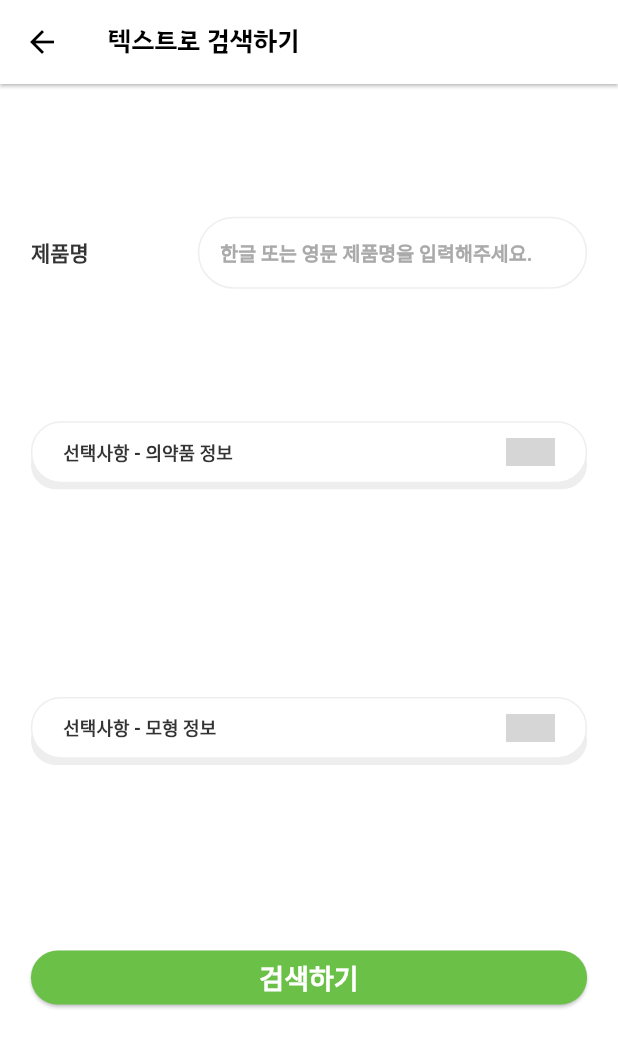
After one commit to Dongguk-Univ-Drugs/pillology, a Flutter app: the TextSearch screen opened directly, on a phone screen of 412 x 824 dp. The commit adds this screen. Shown: the top 1048 px of the screen. Run offline on Flutter 3.47's test engine with Material 2 defaults, Android fonts, the phone set to English and light mode, and no system bars; our stand-ins replace camera, dotted_border, image_picker; missing offline and left inert: imagebutton; statements that could not run were skipped; grey boxes are pictures that could not be loaded.

Commit message:
텍스트로 검색하기 제형, 모양 제외 완료
1. cd ios && pod install
2. flutter pub get

필수

```diff
--- a/pill/lib/components/body/home/search/camera.dart
+++ b/pill/lib/components/body/home/search/photo/camera.dart
@@ -6,7 +6,7 @@ import 'package:dotted_border/dotted_border.dart';
 import 'package:flutter/material.dart';
 import 'package:path/path.dart' show join;
 import 'package:path_provider/path_provider.dart';
-import 'package:pill/components/body/home/search/photo_main.dart';
+import 'package:pill/components/body/home/search/photo/photo_main.dart';
 import 'package:pill/components/loading.dart';
 import 'package:pill/model/provider.dart';
 import 'package:pill/utility/palette.dart';
@@ -184,7 +184,7 @@ class CameraState extends State<Camera> {
                                           await _controller.takePicture().then(
                                               (XFile file) =>
                                                   savedPath = file.path);
-
+                                          // 1080 p
                                           // 사진을 촬영하면, 새로운 화면으로 넘어갑니다.
                                           PhotoSearchImageStore storage = Provider.of<PhotoSearchImageStore>(context, listen: false);
                                           storage.store(savedPath, widget.isFront ? 0 : 1);
--- a/pill/lib/components/body/home/search/photo_main.dart
+++ b/pill/lib/components/body/home/search/photo/photo_main.dart
@@ -6,7 +6,7 @@ import 'package:pill/components/body/home/search/result.dart';
 import 'package:pill/components/header/header.dart';
 import 'package:pill/model/provider.dart';
 import 'package:pill/utility/box_decoration.dart';
-import 'package:pill/components/body/home/search/camera.dart';
+import 'package:pill/components/body/home/search/photo/camera.dart';
 import 'package:pill/utility/palette.dart';
 import 'package:pill/utility/textify.dart';
 import 'package:provider/provider.dart';
--- /dev/null
+++ b/pill/lib/components/body/home/search/text/text_data.dart
@@ -0,0 +1,37 @@
+import 'package:flutter/material.dart';
+
+var textInfoSubDropDownItem = <Text>[
+  Text('100-신경계감각기관용 의약품'),
+  Text('200-개개의 기관계용 의약품'),
+  Text('300-대사성 의약품'),
+  Text('400-조직세포의 기능용 의약품'),
+  Text('600-항병원생물성 의약품'),
+  Text('700-치료를 주목적으로 하지않는 의약품'),
+  Text('800-마약')
+];
+var textInfoSubDropDownItem2 = <Text>[
+  Text('전체'),
+  Text('전문'),
+  Text('일반'),
+];
+var shapeInfoSubDropDownItemColor = <Color>[
+  Colors.green,
+  Colors.red,
+  Colors.greenAccent,
+  Colors.cyan,
+  Colors.purple,
+  Colors.yellow,
+  Colors.blue,
+  Colors.black,
+  Colors.brown,
+  Colors.orange,
+  Colors.teal,
+  Colors.purpleAccent,
+  Colors.blueGrey,
+  Colors.tealAccent,
+  Colors.deepOrangeAccent,
+  Colors.lightBlueAccent
+];
+var shapeInfoSubDropDownItemShape = [
+
+];
--- /dev/null
+++ b/pill/lib/components/body/home/search/text/text_main.dart
@@ -0,0 +1,475 @@
+import 'dart:io';
+
+import 'package:flutter/cupertino.dart';
+import 'package:flutter/material.dart';
+import 'package:pill/components/body/home/search/text/text_data.dart';
+import 'package:pill/components/header/header.dart';
+import 'package:pill/utility/box_decoration.dart';
+import 'package:pill/utility/input_decoration.dart';
+import 'package:pill/utility/palette.dart';
+import 'package:pill/utility/textify.dart';
+
+class TextSearch extends StatefulWidget {
+  @override
+  _TextSearchState createState() => _TextSearchState();
+}
+
+class _TextSearchState extends State<TextSearch> {
+  final _scrollController = ScrollController();
+  final pillNameController = TextEditingController();
+
+  // 선택사항 - 의약품 정보 -> total
+  var textInfoJson = <String, String>{
+    "성분명": "",
+    "회사명": "",
+    "제품코드": "",
+    "복지부분류": "",
+    "구분": ""
+  };
+  var optionTextOpen = false;
+
+  // 선택사항 - 모양 정보 -> total
+  var shapeInfoJson = <String, dynamic>{
+    '식별표시앞': '',
+    '식별표시뒤': '',
+    '제형': '',
+    '모양': '',
+    '색상': ''
+  };
+  var optionShapeOpen = false;
+
+  @override
+  void initState() {
+    super.initState();
+  }
+
+  void openOptions(int index) {
+    if (index == 0) {
+      setState(() {
+        optionTextOpen = !optionTextOpen;
+      });
+    } else {
+      setState(() {
+        optionShapeOpen = !optionShapeOpen;
+      });
+    }
+  }
+
+  @override
+  Widget build(BuildContext context) {
+    return Scaffold(
+        appBar: customHeader(makeAppTitle("텍스트로 검색하기")),
+        body: SingleChildScrollView(
+          controller: _scrollController,
+          child: GestureDetector(
+            onTap: () => FocusScope.of(context).requestFocus(new FocusNode()),
+            child: Container(
+                width: MediaQuery.of(context).size.width,
+                height: MediaQuery.of(context).size.height,
+                color: Colors.white,
+                padding:
+                    EdgeInsets.all(MediaQuery.of(context).size.width * 0.05),
+                child: Column(
+                    mainAxisAlignment: MainAxisAlignment.start,
+                    crossAxisAlignment: CrossAxisAlignment.stretch,
+                    children: [
+                      // blankBox(flex: 1),
+                      // 제품명 -> 필수사항
+                      Expanded(
+                          flex: 1,
+                          child: inputFormRowItem(
+                              '제품명',
+                              TextFormField(
+                                controller: pillNameController,
+                                decoration:
+                                    inputDecoration('한글 또는 영문 제품명을 입력해주세요.'),
+                              ))),
+
+                      // > 선택사항 - 의약품 정보
+                      // 성분명
+                      // 제조회사명
+                      // 제품코드
+                      // 복지부분류 - 100 ~ 800
+                      // 구분 : 전체, 전문, 일반
+                      Expanded(
+                        flex: !optionTextOpen ? 1 : 6,
+                        // height: MediaQuery.of(context).size.height * 0.3,
+                        child: Stack(
+                          children: [
+                            AnimatedPositioned(
+                              curve: Curves.fastOutSlowIn,
+                              width: MediaQuery.of(context).size.width * 0.9,
+                              height: !optionTextOpen
+                                  ? MediaQuery.of(context).size.width * 0.08
+                                  : MediaQuery.of(context).size.height * 0.3,
+                              duration: Duration(milliseconds: 500),
+                              top: !optionTextOpen
+                                  ? MediaQuery.of(context).size.width * 0.08
+                                  : MediaQuery.of(context).size.width * 0.12,
+                              child: optionalInfoTextContent(context),
+                            ),
+                            Positioned(
+                                width: MediaQuery.of(context).size.width * 0.9,
+                                height:
+                                    MediaQuery.of(context).size.height * 0.1,
+                                top: 0.0,
+                                child: optionalInfoText(context)),
+                          ],
+                        ),
+                      ),
+                      // !optionTextOpen
+                      //     ? SizedBox()
+                      //     : Expanded(
+                      //         flex: 3, child: optionalInfoTextContent(context)),
+                      // > 선택사항 - 약품 모형 정보
+                      // 식별표시 앞
+                      // 식별표시 뒤
+                      // 제형 : 정제, 경질캡슐, 연질캡슐
+                      // 모양 : 11개
+                      // 색상 : 16가지
+                      // 마크 : 픽토그램
+                      Expanded(
+                        flex: !optionShapeOpen ? 1 : 6,
+                        // height: MediaQuery.of(context).size.height * 0.3,
+                        child: Stack(
+                          children: [
+                            AnimatedPositioned(
+                              curve: Curves.fastOutSlowIn,
+                              width: MediaQuery.of(context).size.width * 0.9,
+                              height: !optionShapeOpen
+                                  ? MediaQuery.of(context).size.width * 0.08
+                                  : MediaQuery.of(context).size.height * 0.3,
+                              duration: Duration(milliseconds: 500),
+                              top: !optionShapeOpen
+                                  ? MediaQuery.of(context).size.width * 0.08
+                                  : MediaQuery.of(context).size.width * 0.16,
+                              child: optionalInfoShapeContent(context),
+                            ),
+                            Positioned(
+                                width: MediaQuery.of(context).size.width * 0.9,
+                                height:
+                                    MediaQuery.of(context).size.height * 0.1,
+                                top: 0.0,
+                                child: optionalInfoShape(context)),
+                          ],
+                        ),
+                      ),
+                      // 검색하기
+
+                      ElevatedButton(
+                        style: ElevatedButton.styleFrom(
+                            elevation: 1.0,
+                            shape: RoundedRectangleBorder(
+                              borderRadius: BorderRadius.circular(20.0),
+                            ),
+                            primary: colorThemeGreen),
+                        child: makeBoldTitle(
+                            title: '검색하기', size: 18.0, color: Colors.white),
+                        onPressed: () => print(textInfoJson.toString() +
+                            '\n' +
+                            shapeInfoJson.toString()),
+                      ),
+                      blankBox(flex: 1)
+                    ])),
+          ),
+        ));
+  }
+
+  Widget optionalInfoText(BuildContext context) {
+    return GestureDetector(
+        onTap: () => openOptions(0),
+        child: Container(
+            margin: EdgeInsets.symmetric(
+                vertical: MediaQuery.of(context).size.width * 0.05),
+            padding: EdgeInsets.symmetric(
+                horizontal: MediaQuery.of(context).size.width * 0.05,
+                vertical: MediaQuery.of(context).size.width * 0.025),
+            decoration: boxDecorationNoShadow(),
+            child: Row(
+              mainAxisAlignment: MainAxisAlignment.spaceBetween,
+              crossAxisAlignment: CrossAxisAlignment.center,
+              children: [
+                Expanded(
+                    flex: 7,
+                    child:
+                        makeSemiTitle(title: '선택사항 - 의약품 정보', color: color333)),
+                blankBox(flex: 2),
+                Expanded(
+                    flex: 1,
+                    child: ImageIcon(AssetImage(!optionTextOpen
+                        ? 'assets/icons/chevron-forward-outline.png'
+                        : 'assets/icons/chevron-down-outline.png')))
+              ],
+            )));
+  }
+
+  Widget optionalInfoTextContent(BuildContext context) {
+    return Container(
+      padding: EdgeInsets.symmetric(
+          horizontal: MediaQuery.of(context).size.width * 0.05,
+          vertical: MediaQuery.of(context).size.width * 0.025),
+      decoration: boxDecorationNoShadow(color: colorEEE),
+      alignment: Alignment.center,
+      child: ListView.builder(
+        itemCount: textInfoJson.keys.toList().length,
+        shrinkWrap: true,
+        itemBuilder: (context, index) {
+          if (textInfoJson.keys.elementAt(index) == '복지부분류') {
+            return inputFormRowItem(
+                textInfoJson.keys.elementAt(index),
+                TextButton(
+                  onPressed: () => _showPicker(
+                      context, textInfoJson, index, textInfoSubDropDownItem),
+                  child: makeSemiTitle(
+                      title: textInfoJson[textInfoJson.keys.elementAt(index)]),
+                  style: TextButton.styleFrom(
+                      backgroundColor: Colors.white,
+                      shape: RoundedRectangleBorder(
+                          borderRadius: BorderRadius.circular(20.0)),
+                      primary: colorThemeGreen),
+                ));
+          } else if (textInfoJson.keys.elementAt(index) == '구분') {
+            return inputFormRowItem(
+                textInfoJson.keys.elementAt(index),
+                TextButton(
+                  onPressed: () => _showPicker(
+                      context, textInfoJson, index, textInfoSubDropDownItem2),
+                  child: makeSemiTitle(
+                      title: textInfoJson[textInfoJson.keys.elementAt(index)]),
+                  style: TextButton.styleFrom(
+                      backgroundColor: Colors.white,
+                      shape: RoundedRectangleBorder(
+                          borderRadius: BorderRadius.circular(20.0)),
+                      primary: colorThemeGreen),
+                ));
+          } else {
+            return inputFormRowItem(
+                textInfoJson.keys.elementAt(index),
+                TextFormField(
+                  decoration: inputDecoration(
+                      textInfoJson.keys.elementAt(index) + " 를 입력해주세요."),
+                  onChanged: (value) {
+                    setState(() {
+                      textInfoJson[textInfoJson.keys
+                          .elementAt(index)
+                          .toString()] = value;
+                    });
+                  },
+                ));
+          }
+        },
+      ),
+    );
+  }
+
+  Widget optionalInfoShape(BuildContext context) {
+    return GestureDetector(
+        onTap: () => openOptions(1),
+        child: Container(
+            margin: EdgeInsets.symmetric(
+                vertical: MediaQuery.of(context).size.width * 0.05),
+            padding: EdgeInsets.symmetric(
+                horizontal: MediaQuery.of(context).size.width * 0.05,
+                vertical: MediaQuery.of(context).size.width * 0.025),
+            decoration: boxDecorationNoShadow(),
+            child: Row(
+              mainAxisAlignment: MainAxisAlignment.spaceBetween,
+              crossAxisAlignment: CrossAxisAlignment.center,
+              children: [
+                Expanded(
+                    flex: 7,
+                    child:
+                        makeSemiTitle(title: '선택사항 - 모형 정보', color: color333)),
+                blankBox(flex: 2),
+                Expanded(
+                    flex: 1,
+                    child: ImageIcon(AssetImage(!optionShapeOpen
+                        ? 'assets/icons/chevron-forward-outline.png'
+                        : 'assets/icons/chevron-down-outline.png')))
+              ],
+            )));
+  }
+
+  Widget optionalInfoShapeContent(BuildContext context) {
+    return Container(
+      padding: EdgeInsets.symmetric(
+          horizontal: MediaQuery.of(context).size.width * 0.05,
+          vertical: MediaQuery.of(context).size.width * 0.025),
+      decoration: boxDecorationNoShadow(color: colorEEE),
+      alignment: Alignment.center,
+      child: ListView.builder(
+        itemCount: shapeInfoJson.keys.toList().length,
+        shrinkWrap: true,
+        itemBuilder: (context, index) {
+          if (shapeInfoJson.keys.elementAt(index) == '색상') {
+            return inputFormRowItem(
+                shapeInfoJson.keys.elementAt(index),
+                TextButton(
+                  onPressed: () => _showBottomSheetColorPicker(context),
+                  child: makeSemiTitle(
+                      title:
+                          shapeInfoJson[shapeInfoJson.keys.elementAt(index)]),
+                  style: TextButton.styleFrom(
+                      backgroundColor: Colors.white,
+                      shape: RoundedRectangleBorder(
+                          borderRadius: BorderRadius.circular(20.0)),
+                      primary: colorThemeGreen),
+                ));
+          } else {
+            return inputFormRowItem(
+                shapeInfoJson.keys.elementAt(index),
+                TextFormField(
+                  decoration: inputDecoration(
+                      shapeInfoJson.keys.elementAt(index) + " 를 입력해주세요."),
+                  onChanged: (value) {
+                    setState(() {
+                      shapeInfoJson[shapeInfoJson.keys.elementAt(index)] =
+                          value;
+                    });
+                  },
+                ));
+          }
+        },
+      ),
+    );
+  }
+
+  _showPicker(BuildContext context, Map<String, String> data, int index,
+      final itemData) {
+    if (Platform.isIOS) {
+      showCupertinoModalPopup(
+          context: context,
+          builder: (_) => Container(
+                width: MediaQuery.of(context).size.width,
+                height: MediaQuery.of(context).size.width * 0.8,
+                decoration: BoxDecoration(
+                    color: Colors.white,
+                    borderRadius: BorderRadius.only(
+                        topLeft: Radius.circular(20),
+                        topRight: Radius.circular(20))),
+                child: inputFromDropDown(data, index, itemData),
+              ));
+    } else {
+      return showModalBottomSheet(
+          context: context,
+          builder: (_) => Container(
+                width: MediaQuery.of(context).size.width,
+                height: MediaQuery.of(context).size.width * 0.8,
+                decoration: BoxDecoration(
+                    color: Colors.white,
+                    borderRadius: BorderRadius.only(
+                        topLeft: Radius.circular(20),
+                        topRight: Radius.circular(20))),
+                child: inputFromDropDown(data, index, itemData),
+              ));
+    }
+  }
+
+  _showBottomSheetColorPicker(BuildContext context) {
+    showModalBottomSheet(
+      backgroundColor: Color(0x00000000),
+      context: context,
+      builder: optionalInfoShapeContentColorPicker
+      );
+  }
+
+  Widget optionalInfoShapeContentColorPicker(BuildContext context) {
+    return Container(
+              width: MediaQuery.of(context).size.width,
+              height: MediaQuery.of(context).size.height * 0.6,
+              decoration: BoxDecoration(
+                  color: Colors.white,
+                  borderRadius: BorderRadius.only(
+                      topLeft: Radius.circular(20),
+                      topRight: Radius.circular(20))),
+              padding: EdgeInsets.all(20.0),
+              child: Column(
+                mainAxisAlignment: MainAxisAlignment.center,
+                crossAxisAlignment: CrossAxisAlignment.start,
+                children: [
+                  makeBoldTitle(title: '색상 고르기', size: 16.0, color: color333),
+                  SizedBox(height: 20.0,),
+                  GridView.builder(
+                    scrollDirection: Axis.vertical,
+                    itemCount: shapeInfoSubDropDownItemColor.length,
+                    gridDelegate: SliverGridDelegateWithFixedCrossAxisCount(
+                        crossAxisCount: 4, childAspectRatio: 1),
+                    itemBuilder: (BuildContext context, int index) {
+                      return Padding(
+                        padding: const EdgeInsets.only(right: 8.0),
+                        child: Column(
+                          children: <Widget>[
+                            new FloatingActionButton(
+                              onPressed: () {
+                                setState(() {
+                                  shapeInfoJson['색상'] =
+                                      (shapeInfoSubDropDownItemColor[index]
+                                              .red
+                                              .toString() +
+                                          ',' +
+                                          shapeInfoSubDropDownItemColor[index]
+                                              .green
+                                              .toString() +
+                                          ',' +
+                                          shapeInfoSubDropDownItemColor[index]
+                                              .blue
+                                              .toString());
+                                });
+                                Navigator.pop(context);
+                              },
+                              child: Icon(Icons.done,
+                                  color: index == shapeInfoJson['색상']
+                                      ? Colors.white
+                                      : shapeInfoSubDropDownItemColor
+                                          .elementAt(index),
+                                  size: 24),
+                              backgroundColor: shapeInfoSubDropDownItemColor
+                                  .elementAt(index),
+                              elevation: 1.0,
+                              heroTag: null,
+                            ),
+                            Offstage(
+                              offstage: index != shapeInfoJson['색상'],
+                              child: Text("Color Name"),
+                            ),
+                          ],
+                        ),
+                      );
+                    },
+                    shrinkWrap: true,
+                  )
+                ],
+              ),
+            );
+  }
+
+  CupertinoPicker inputFromDropDown(
+      Map<String, String> data, int index, final itemData) {
+    return CupertinoPicker(
+      backgroundColor: Colors.white,
+      itemExtent: 30,
+      scrollController: FixedExtentScrollController(initialItem: 1),
+      children: itemData,
+      onSelectedItemChanged: (value) {
+        setState(() {
+          data[data.keys.elementAt(index)] = itemData[value].data;
+        });
+      },
+    );
+  }
+}
+
+Row inputFormRowItem(String title, Widget textFormField) {
+  return Row(
+    mainAxisAlignment: MainAxisAlignment.spaceBetween,
+    crossAxisAlignment: CrossAxisAlignment.center,
+    children: [
+      Expanded(
+          flex: textFormField.runtimeType is DropdownButton ? 4 : 3,
+          child: makeSemiTitle(title: title, color: color333, size: 14.0)),
+      Expanded(
+          flex: textFormField.runtimeType is DropdownButton ? 6 : 7,
+          child: textFormField)
+    ],
+  );
+}
--- a/pill/lib/main.dart
+++ b/pill/lib/main.dart
@@ -12,7 +12,6 @@ import 'components/body/personal/personal_main.dart';
 
 Future<void> main() async {
   WidgetsFlutterBinding.ensureInitialized();
-  PhotoSearchImageStore storage;
   runApp(App());
 }
 
--- a/pill/lib/utility/box_decoration.dart
+++ b/pill/lib/utility/box_decoration.dart
@@ -21,7 +21,7 @@ BoxDecoration boxDecorationNoShadow({Color color, int border}) {
   return BoxDecoration(
     color: color == null ? Colors.white : color,
     borderRadius: BorderRadius.circular(20),
-    border: border == 0 ? Border.all(color: colorEEE) : Border.all(color: Colors.transparent),
+    border: border == 0 || border == null ? Border.all(color: colorEEE) : Border.all(color: Colors.transparent),
   );
 }
 
--- a/pill/pubspec.yaml
+++ b/pill/pubspec.yaml
@@ -31,6 +31,7 @@ dependencies:
   path: ^1.7.0
   provider: ^4.3.2+4
   image_picker: ^0.6.7+21
+  flutter_barcode_scanner: ^1.0.2
 
   # The following adds the Cupertino Icons font to your application.
   # Use with the CupertinoIcons class for iOS style icons.
```
Also changed, not shown: pill/lib/components/body/home/home_main.dart (+10 -7 lines), pill/lib/components/body/home/search/barcode/barcode_main.dart (added, +20 -0 lines).
